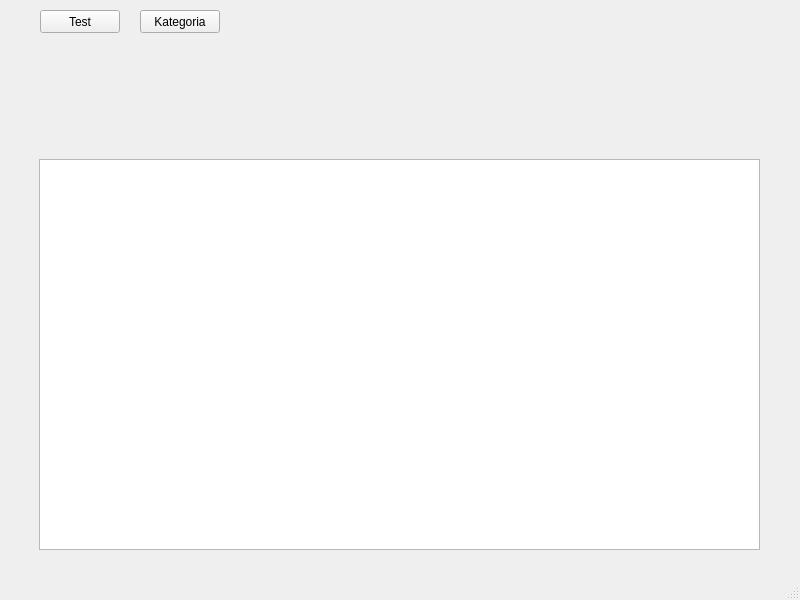
First picture: the form in mainwindow.ui, repository Charlie789/Quiz, before the edit.
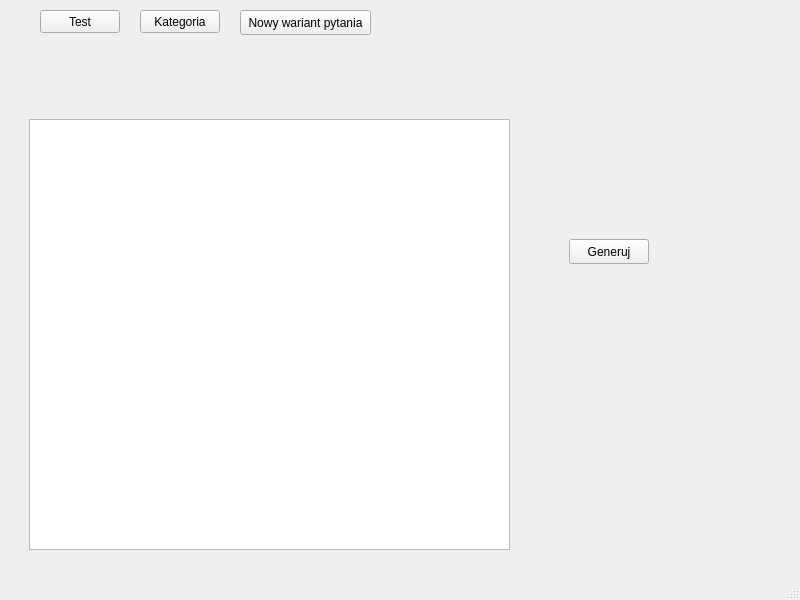
Second picture: the form after the edit. The open tabs and pages were chosen to show the change.

Commit message: Dodanie widoku do generowania nowych wariantów pytań

```diff
--- a/mainwindow.ui
+++ b/mainwindow.ui
@@ -102,6 +102,47 @@
       </property>
      </widget>
     </widget>
+    <widget class="QWidget" name="new_question_variant_page">
+     <widget class="QListView" name="variant_question_list_view">
+      <property name="geometry">
+       <rect>
+        <x>20</x>
+        <y>0</y>
+        <width>481</width>
+        <height>431</height>
+       </rect>
+      </property>
+      <property name="editTriggers">
+       <set>QAbstractItemView::NoEditTriggers</set>
+      </property>
+     </widget>
+     <widget class="QPushButton" name="variant_question_push_button">
+      <property name="geometry">
+       <rect>
+        <x>560</x>
+        <y>120</y>
+        <width>80</width>
+        <height>25</height>
+       </rect>
+      </property>
+      <property name="text">
+       <string>Generuj</string>
+      </property>
+     </widget>
+    </widget>
+   </widget>
+   <widget class="QPushButton" name="question_variant_push_button">
+    <property name="geometry">
+     <rect>
+      <x>240</x>
+      <y>10</y>
+      <width>131</width>
+      <height>25</height>
+     </rect>
+    </property>
+    <property name="text">
+     <string>Nowy wariant pytania</string>
+    </property>
    </widget>
   </widget>
   <widget class="QMenuBar" name="menubar">
```
The commit also changes 9 other files.
